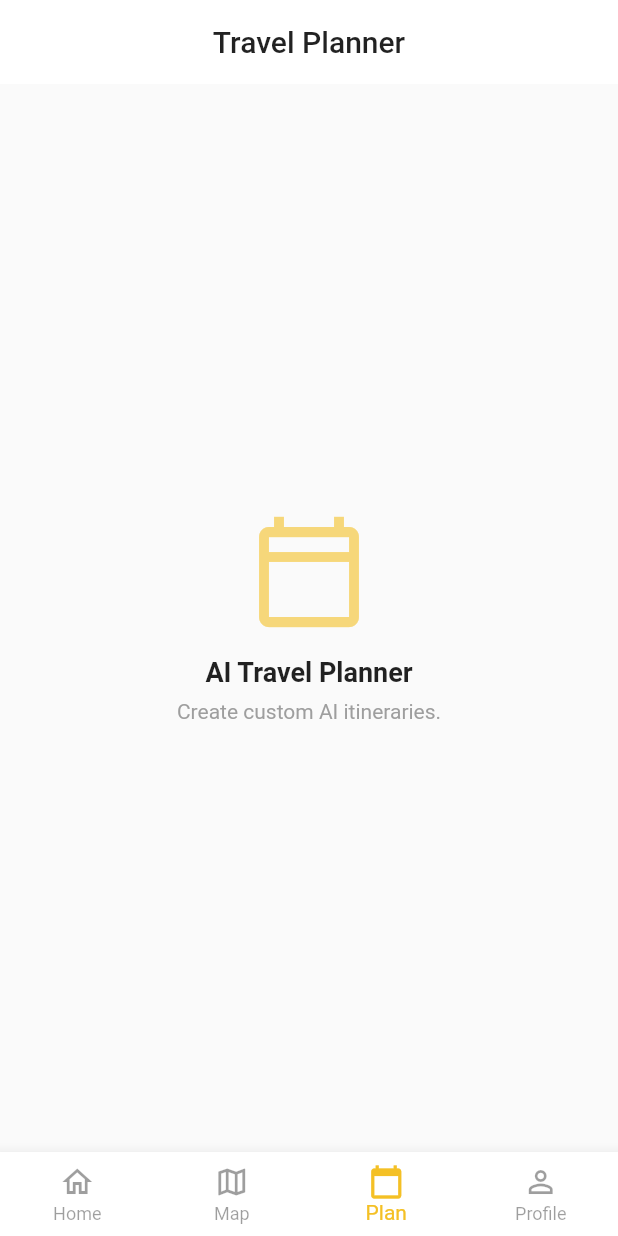
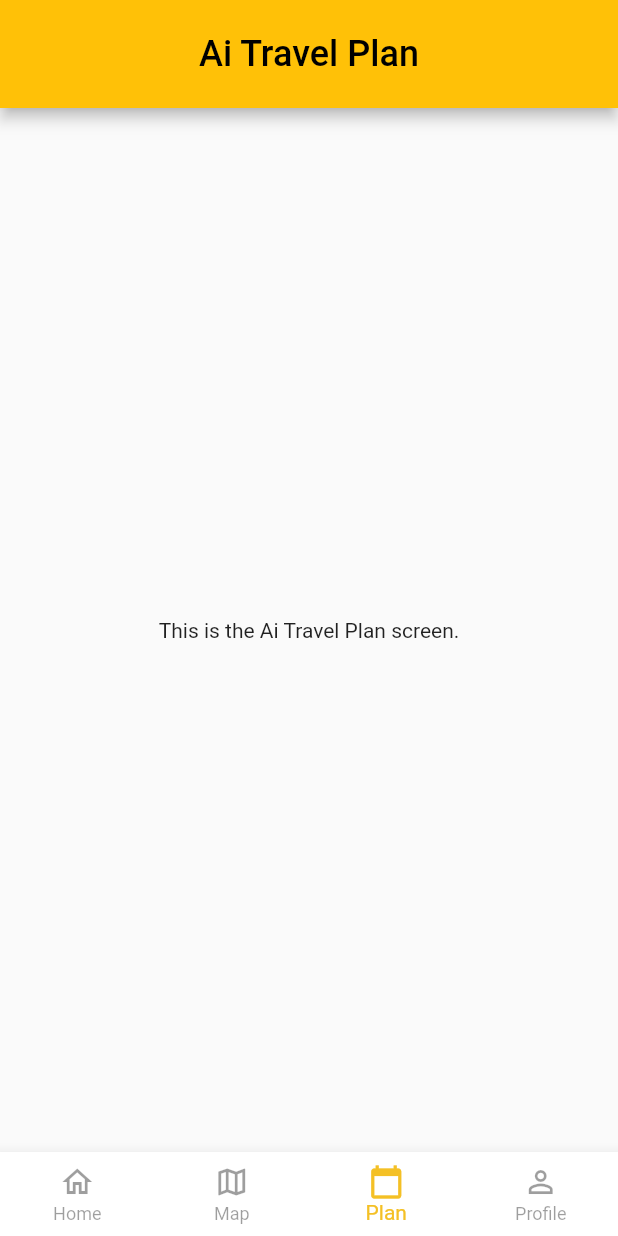
Before and after one commit to LoveMacaron00/travel-ai-app, a Flutter app: the MainNavigationScreen screen opened directly, item 3 of the bottom bar chosen, on a phone screen of 412 x 824 dp. Run offline on Flutter 3.47's test engine with Material 3 defaults, Android fonts, the phone set to English and light mode, and no system bars; our stand-ins replace flutter_map, form_field_validator, geolocator, image_picker, latlong2, permission_handler and 1 more; accounts and stored records are empty; network calls fail.

Commit message:
[Add] หน้า plan_screen

```diff
--- a/lib/screen/dashboard_screen.dart
+++ b/lib/screen/home_screen.dart
@@ -3,16 +3,16 @@ import 'package:flutter/material.dart';
 import 'package:myapp/screen/chatbot_screen.dart';
 import 'package:myapp/services/api_service.dart';
 
-class DashboardScreen extends StatefulWidget {
+class HomeScreen extends StatefulWidget {
   final VoidCallback onProfileTap;
 
-  const DashboardScreen({super.key, required this.onProfileTap});
+  const HomeScreen({super.key, required this.onProfileTap});
 
   @override
-  State<DashboardScreen> createState() => _DashboardScreenState();
+  State<HomeScreen> createState() => _HomeScreenState();
 }
 
-class _DashboardScreenState extends State<DashboardScreen> {
+class _HomeScreenState extends State<HomeScreen> {
   late Future<List<Map<String, dynamic>>> _DestinationsFuture;
 
   @override
--- a/lib/screen/main_navigation_screen.dart
+++ b/lib/screen/main_navigation_screen.dart
@@ -1,8 +1,9 @@
 // ignore_for_file: deprecated_member_use
 import 'package:flutter/material.dart';
-import 'package:myapp/screen/dashboard_screen.dart';
+import 'package:myapp/screen/home_screen.dart';
 import 'package:myapp/screen/profile_screen.dart';
 import 'package:myapp/screen/map_screen.dart';
+import 'package:myapp/screen/plan_screen.dart';
 
 class MainNavigationScreen extends StatefulWidget {
   const MainNavigationScreen({super.key});
@@ -24,50 +25,29 @@ class _MainNavigationScreenState extends State<MainNavigationScreen> {
   Widget build(BuildContext context) {
     const Color brandGold = Color(0xFFF4C025);
 
-    // List of screens corresponding to bottom bar items
+    // List ของหน้าจอที่จะแสดงในแต่ละแท็บ
     final List<Widget> screens = [
-      DashboardScreen(
+
+      HomeScreen(
         onProfileTap: () {
           setState(() {
-            _selectedIndex = 3; // Switch to Profile tab
+            _selectedIndex = 3; // Switch ไปยังแท็บ Profile
           });
         },
       ),
-      const MapScreen(),
-      // Plan Screen Placeholder
-      Scaffold(
-        appBar: AppBar(
-          title: const Text('Travel Planner', style: TextStyle(color: Colors.black87)),
-          backgroundColor: Colors.white,
-          elevation: 0,
-          centerTitle: true,
-        ),
-        body: Center(
-          child: Column(
-            mainAxisAlignment: MainAxisAlignment.center,
-            children: [
-              Icon(Icons.calendar_today_outlined, size: 80, color: brandGold.withOpacity(0.6)),
-              const SizedBox(height: 16),
-              const Text(
-                'AI Travel Planner',
-                style: TextStyle(fontSize: 18, fontWeight: FontWeight.bold),
-              ),
-              const SizedBox(height: 8),
-              const Text(
-                'Create custom AI itineraries.',
-                style: TextStyle(color: Colors.grey),
-              ),
-            ],
-          ),
-        ),
-      ),
+
+      MapScreen(),
+
+      PlanScreen(),
+
       ProfileScreen(
         onBackTap: () {
           setState(() {
-            _selectedIndex = 0; // Back to Home tab
+            _selectedIndex = 0; // ย้อนกลับไปยังแท็บ Home
           });
         },
       ),
+
     ];
 
     return Scaffold(
--- /dev/null
+++ b/lib/screen/plan_screen.dart
@@ -0,0 +1,20 @@
+import 'package:flutter/material.dart';
+
+class PlanScreen extends StatelessWidget {
+  const PlanScreen({super.key});
+
+  @override
+  Widget build(BuildContext context) {
+    return Scaffold(
+      appBar: AppBar(
+        toolbarHeight: 72,
+        centerTitle: true,
+        title: Text('Ai Travel Plan', style: TextStyle(fontSize: 24)),
+      ),
+      body: Center(
+        child: Text('This is the Ai Travel Plan screen.'),
+      ),
+    );
+
+  }
+}
```
